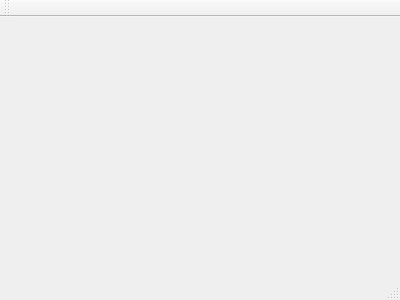
Before: the Qt Designer form mainwindow.ui in MarDom92/Pomodoro, drawn with Qt 5.
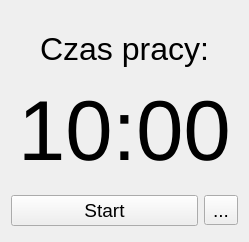
After: the same form once the commit is applied.

Commit message: create GUI - MainWindow and Settings

Diff of the .ui file:
```diff
--- a/mainwindow.ui
+++ b/mainwindow.ui
@@ -1,24 +1,153 @@
 <ui version="4.0">
  <class>MainWindow</class>
- <widget class="QMainWindow" name="MainWindow" >
-  <property name="geometry" >
+ <widget class="QMainWindow" name="MainWindow">
+  <property name="geometry">
    <rect>
     <x>0</x>
     <y>0</y>
-    <width>400</width>
-    <height>300</height>
+    <width>249</width>
+    <height>242</height>
    </rect>
   </property>
   <property name="windowTitle" >
    <string>MainWindow</string>
   </property>
-  <widget class="QMenuBar" name="menuBar" />
-  <widget class="QToolBar" name="mainToolBar" />
-  <widget class="QWidget" name="centralWidget" />
-  <widget class="QStatusBar" name="statusBar" />
+  <widget class="QWidget" name="centralWidget">
+   <layout class="QVBoxLayout" name="verticalLayout">
+    <item>
+     <layout class="QHBoxLayout" name="horizontalLayout_2">
+      <property name="topMargin">
+       <number>10</number>
+      </property>
+      <property name="bottomMargin">
+       <number>0</number>
+      </property>
+      <item>
+       <spacer name="horizontalSpacer">
+        <property name="orientation">
+         <enum>Qt::Horizontal</enum>
+        </property>
+        <property name="sizeHint" stdset="0">
+         <size>
+          <width>40</width>
+          <height>20</height>
+         </size>
+        </property>
+       </spacer>
+      </item>
+      <item>
+       <widget class="QLabel" name="lblTitle">
+        <property name="font">
+         <font>
+          <pointsize>24</pointsize>
+         </font>
+        </property>
+        <property name="text">
+         <string>Czas pracy:</string>
+        </property>
+       </widget>
+      </item>
+      <item>
+       <spacer name="horizontalSpacer_2">
+        <property name="orientation">
+         <enum>Qt::Horizontal</enum>
+        </property>
+        <property name="sizeHint" stdset="0">
+         <size>
+          <width>40</width>
+          <height>20</height>
+         </size>
+        </property>
+       </spacer>
+      </item>
+     </layout>
+    </item>
+    <item>
+     <layout class="QHBoxLayout" name="horizontalLayout_3">
+      <property name="topMargin">
+       <number>0</number>
+      </property>
+      <property name="bottomMargin">
+       <number>5</number>
+      </property>
+      <item>
+       <spacer name="horizontalSpacer_3">
+        <property name="orientation">
+         <enum>Qt::Horizontal</enum>
+        </property>
+        <property name="sizeHint" stdset="0">
+         <size>
+          <width>40</width>
+          <height>20</height>
+         </size>
+        </property>
+       </spacer>
+      </item>
+      <item>
+       <widget class="QLabel" name="lblTime">
+        <property name="font">
+         <font>
+          <pointsize>64</pointsize>
+         </font>
+        </property>
+        <property name="text">
+         <string>10:00</string>
+        </property>
+       </widget>
+      </item>
+      <item>
+       <spacer name="horizontalSpacer_4">
+        <property name="orientation">
+         <enum>Qt::Horizontal</enum>
+        </property>
+        <property name="sizeHint" stdset="0">
+         <size>
+          <width>40</width>
+          <height>20</height>
+         </size>
+        </property>
+       </spacer>
+      </item>
+     </layout>
+    </item>
+    <item>
+     <layout class="QHBoxLayout" name="horizontalLayout">
+      <property name="topMargin">
+       <number>5</number>
+      </property>
+      <property name="bottomMargin">
+       <number>5</number>
+      </property>
+      <item>
+       <widget class="QPushButton" name="btnStart">
+        <property name="font">
+         <font>
+          <pointsize>14</pointsize>
+         </font>
+        </property>
+        <property name="text">
+         <string>Start</string>
+        </property>
+       </widget>
+      </item>
+      <item>
+       <widget class="QToolButton" name="btnSettings">
+        <property name="font">
+         <font>
+          <pointsize>14</pointsize>
+         </font>
+        </property>
+        <property name="text">
+         <string>...</string>
+        </property>
+       </widget>
+      </item>
+     </layout>
+    </item>
+   </layout>
+  </widget>
  </widget>
- <layoutDefault spacing="6" margin="11" />
- <pixmapfunction></pixmapfunction>
+ <layoutdefault spacing="6" margin="11"/>
  <resources/>
  <connections/>
 </ui>
```
Left out of the diff: 5 changed lines with no effect on the pictures. The commit also changes 4 other files.
